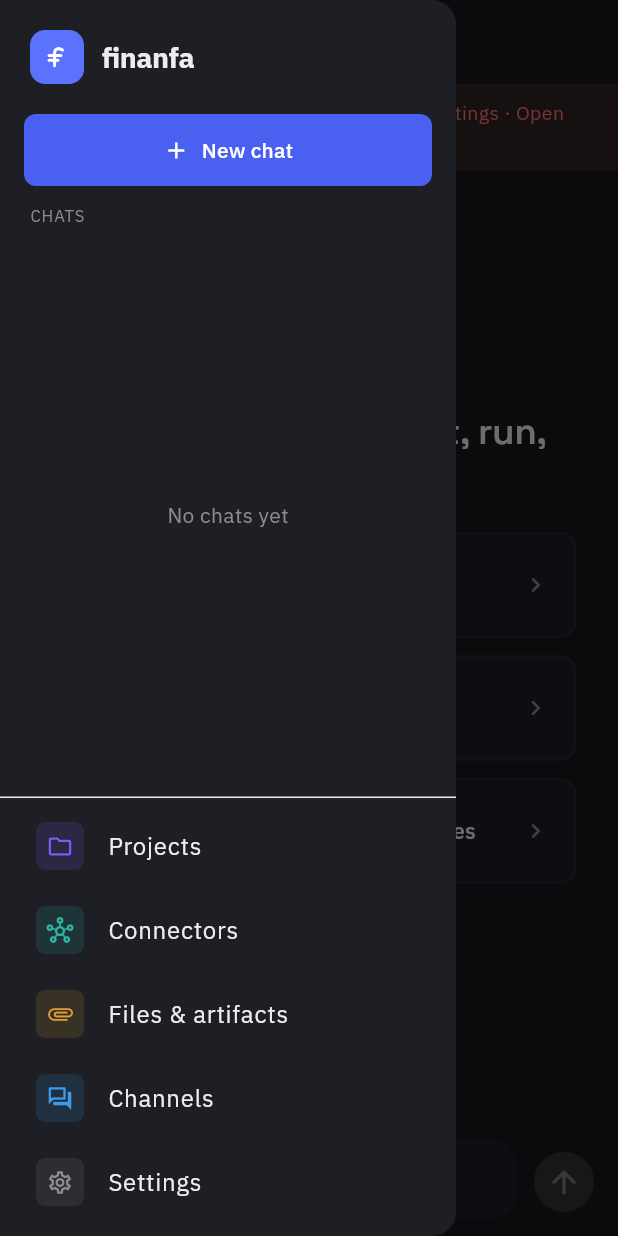
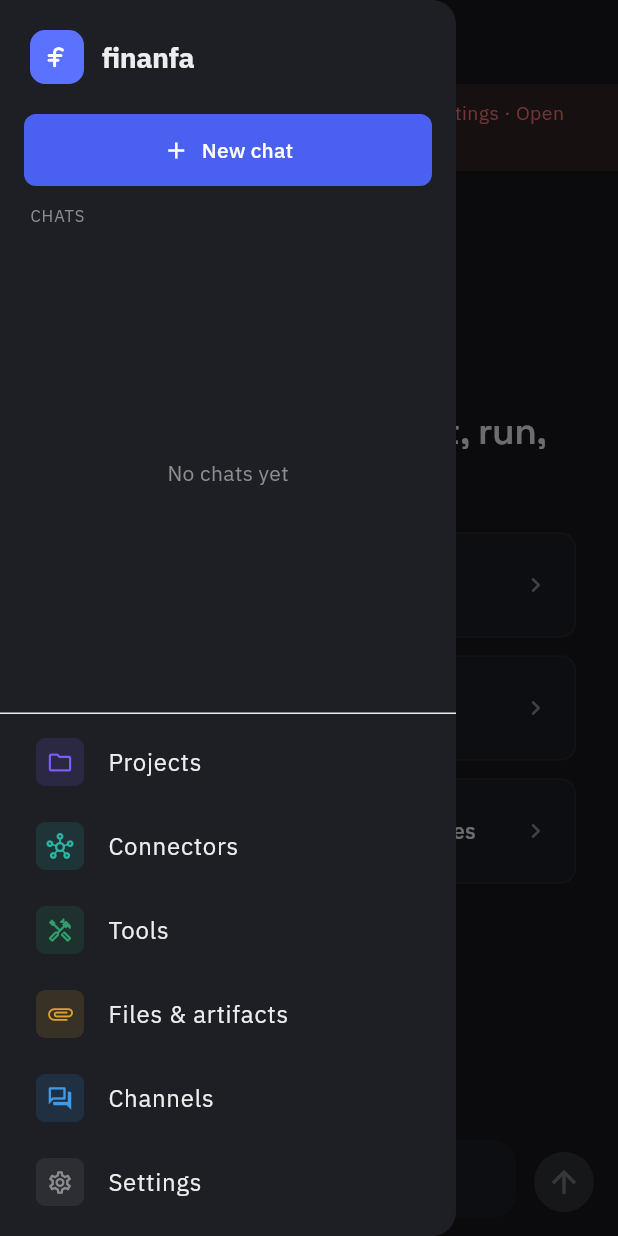
Before and after one commit to Ronaldo-F-dev/finanfa-code, a Flutter app: the ChatScreen screen opened directly with empty values, with the side drawer open, on a phone screen of 412 x 824 dp. Run offline on Flutter 3.47's test engine with Material 3 defaults, Android fonts, the phone set to English and light mode, and no system bars; our stand-ins replace file_picker, flutter_riverpod, flutter_secure_storage, flutter_svg, flutter_tts, google_fonts and 3 more; missing offline and left inert: highlight; accounts and stored records are empty.

Commit message:
feat(app): add the Tools panel
The app received tools_status and could already send set_tool_enabled, but
nothing ever showed the list — the web UI's Tools panel (built for
small-context local models that otherwise overflow before a single message
is sent) had no mobile equivalent.

- New ToolsScreen, reachable from the workspace menu next to Connectors:
  every tool with its risk pill and a switch, a search box, risk-level
  tabs with counts, and bulk Enable all / Disable all in the app bar. It
  asks for a fresh tools_status on open instead of trusting whatever the
  connection pushed earlier.
- Name/risk filtering is a pure, public filterTools() helper, so the
  combinations (search within a risk filter) are unit-tested directly.
- i18n: tools.* + drawer.tools (EN/FR), wording mirrored from the web
  panel.

Verified: flutter test 38/38 — four filterTools cases and a widget test
driving the real screen (list, risk tab, search), plus the existing suite;
flutter analyze unchanged (same two pre-existing info lints in
agent_socket.dart).

```diff
--- a/apps/lib/i18n/strings.dart
+++ b/apps/lib/i18n/strings.dart
@@ -41,6 +41,17 @@ const Map<String, Map<String, String>> appStrings = {
     'chat.copy': 'Copy',
     'chat.copied': 'Copied',
     'todos.title': 'Tasks',
+    'drawer.tools': 'Tools',
+    'tools.title': 'Tools',
+    'tools.hintCount': '{enabled} of {total} enabled.',
+    'tools.hintExplain': "Disabling tools shrinks what's sent to the model on every turn, useful for a small-context local model that otherwise overflows before a single message is even sent.",
+    'tools.searchPlaceholder': 'Search tools…',
+    'tools.riskAll': 'All',
+    'tools.riskSafe': 'Safe',
+    'tools.riskAsk': 'Ask',
+    'tools.riskDangerous': 'Dangerous',
+    'tools.enableAll': 'Enable all',
+    'tools.disableAll': 'Disable all',
     'thinking.title': 'Reasoning',
     'chat.removeAttachment': 'Remove',
     'chat.dictate': 'Dictate message',
@@ -180,6 +191,17 @@ const Map<String, Map<String, String>> appStrings = {
     'chat.copy': 'Copier',
     'chat.copied': 'Copié',
     'todos.title': 'Tâches',
+    'drawer.tools': 'Outils',
+    'tools.title': 'Outils',
+    'tools.hintCount': '{enabled} sur {total} activés.',
+    'tools.hintExplain': "Désactiver des outils réduit ce qui est envoyé au modèle à chaque tour — utile pour un petit modèle local qui déborderait avant même le premier message.",
+    'tools.searchPlaceholder': 'Rechercher un outil…',
+    'tools.riskAll': 'Tous',
+    'tools.riskSafe': 'Sûr',
+    'tools.riskAsk': 'À demander',
+    'tools.riskDangerous': 'Dangereux',
+    'tools.enableAll': 'Tout activer',
+    'tools.disableAll': 'Tout désactiver',
     'thinking.title': 'Raisonnement',
     'chat.removeAttachment': 'Retirer',
     'chat.dictate': 'Dicter le message',
--- a/apps/lib/screens/chat_screen.dart
+++ b/apps/lib/screens/chat_screen.dart
@@ -26,6 +26,7 @@ import 'channels_screen.dart';
 import 'connectors_screen.dart';
 import 'projects_screen.dart';
 import 'settings_screen.dart';
+import 'tools_screen.dart';
 
 const _imageExtensions = {'png', 'jpg', 'jpeg', 'gif', 'webp'};
 const _imageMimeTypes = {
@@ -339,6 +340,8 @@ class _ChatScreenState extends ConsumerState<ChatScreen> {
     void onOpenChannels() =>
         Navigator.of(context)
             .push(MaterialPageRoute(builder: (_) => const ChannelsScreen()));
+    void onOpenTools() => Navigator.of(context)
+        .push(MaterialPageRoute(builder: (_) => const ToolsScreen()));
 
     // Desktop-width windows: show the sessions panel permanently instead of
     // behind a hamburger — see _SessionsPanel's doc comment. `wide` is
@@ -356,6 +359,7 @@ class _ChatScreenState extends ConsumerState<ChatScreen> {
               onNewChat: onNewChat,
               onOpenSettings: onOpenSettings,
               onOpenConnectors: onOpenConnectors,
+              onOpenTools: onOpenTools,
               onOpenProjects: onOpenProjects,
               onOpenArtifacts: onOpenArtifacts,
               onOpenChannels: onOpenChannels,
@@ -633,6 +637,7 @@ class _ChatScreenState extends ConsumerState<ChatScreen> {
           onNewChat: onNewChat,
           onOpenSettings: onOpenSettings,
           onOpenConnectors: onOpenConnectors,
+              onOpenTools: onOpenTools,
           onOpenProjects: onOpenProjects,
           onOpenArtifacts: onOpenArtifacts,
           onOpenChannels: onOpenChannels,
@@ -886,6 +891,7 @@ class _SessionsDrawer extends StatelessWidget {
   final VoidCallback onNewChat;
   final VoidCallback onOpenSettings;
   final VoidCallback onOpenConnectors;
+  final VoidCallback onOpenTools;
   final VoidCallback onOpenProjects;
   final VoidCallback onOpenArtifacts;
   final VoidCallback onOpenChannels;
@@ -896,6 +902,7 @@ class _SessionsDrawer extends StatelessWidget {
     required this.onNewChat,
     required this.onOpenSettings,
     required this.onOpenConnectors,
+    required this.onOpenTools,
     required this.onOpenProjects,
     required this.onOpenArtifacts,
     required this.onOpenChannels,
@@ -922,6 +929,10 @@ class _SessionsDrawer extends StatelessWidget {
         onOpenConnectors: () {
           Navigator.of(context).pop();
           onOpenConnectors();
+        },
+        onOpenTools: () {
+          Navigator.of(context).pop();
+          onOpenTools();
         },
         onOpenProjects: () {
           Navigator.of(context).pop();
@@ -956,6 +967,7 @@ class _SessionsPanel extends StatelessWidget {
   final VoidCallback onNewChat;
   final VoidCallback onOpenSettings;
   final VoidCallback onOpenConnectors;
+  final VoidCallback onOpenTools;
   final VoidCallback onOpenProjects;
   final VoidCallback onOpenArtifacts;
   final VoidCallback onOpenChannels;
@@ -966,6 +978,7 @@ class _SessionsPanel extends StatelessWidget {
     required this.onNewChat,
     required this.onOpenSettings,
     required this.onOpenConnectors,
+    required this.onOpenTools,
     required this.onOpenProjects,
     required this.onOpenArtifacts,
     required this.onOpenChannels,
@@ -994,6 +1007,7 @@ class _SessionsPanel extends StatelessWidget {
                 onNewChat: onNewChat,
                 onOpenSettings: onOpenSettings,
                 onOpenConnectors: onOpenConnectors,
+                onOpenTools: onOpenTools,
                 onOpenProjects: onOpenProjects,
                 onOpenArtifacts: onOpenArtifacts,
                 onOpenChannels: onOpenChannels,
@@ -1014,6 +1028,7 @@ class _SessionsPanelContent extends ConsumerWidget {
   final VoidCallback onNewChat;
   final VoidCallback onOpenSettings;
   final VoidCallback onOpenConnectors;
+  final VoidCallback onOpenTools;
   final VoidCallback onOpenProjects;
   final VoidCallback onOpenArtifacts;
   final VoidCallback onOpenChannels;
@@ -1024,6 +1039,7 @@ class _SessionsPanelContent extends ConsumerWidget {
     required this.onNewChat,
     required this.onOpenSettings,
     required this.onOpenConnectors,
+    required this.onOpenTools,
     required this.onOpenProjects,
     required this.onOpenArtifacts,
     required this.onOpenChannels,
@@ -1148,6 +1164,14 @@ class _SessionsPanelContent extends ConsumerWidget {
                 ),
                 ListTile(
                   leading: _DrawerIcon(
+                    Icons.handyman_outlined,
+                    const Color(0xFF2E9E6B),
+                  ),
+                  title: Text(t(ref, 'drawer.tools')),
+                  onTap: onOpenTools,
+                ),
+                ListTile(
+                  leading: _DrawerIcon(
                     Icons.attachment_outlined,
                     const Color(0xFFE0A030),
                   ),
```
Also changed, not shown: apps/lib/screens/tools_screen.dart (added, +288 -0 lines), 2 other files.
